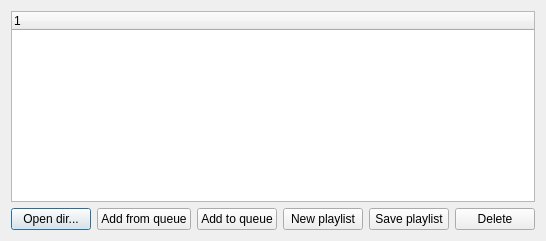
This is app/src/libraryformdialog.ui in ailchuk/uamp as Qt 5 draws it before an edit. The edited form follows.
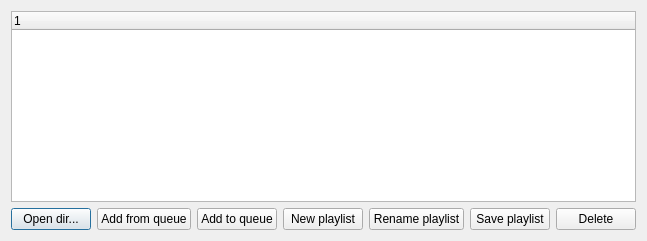
This is the edited form.

The edit to the form file:
```diff
--- a/app/src/libraryformdialog.ui
+++ b/app/src/libraryformdialog.ui
@@ -6,7 +6,7 @@
    <rect>
     <x>0</x>
     <y>0</y>
-    <width>537</width>
+    <width>626</width>
     <height>241</height>
    </rect>
   </property>
@@ -58,6 +58,13 @@
          </property>
         </widget>
        </item>
+       <item>
+        <widget class="QPushButton" name="pushButtonRenamePlaylist">
+         <property name="text">
+          <string>Rename playlist</string>
+         </property>
+        </widget>
+       </item>
        <item>
         <widget class="QPushButton" name="pushButtonSavePlaylist">
          <property name="text">
```
